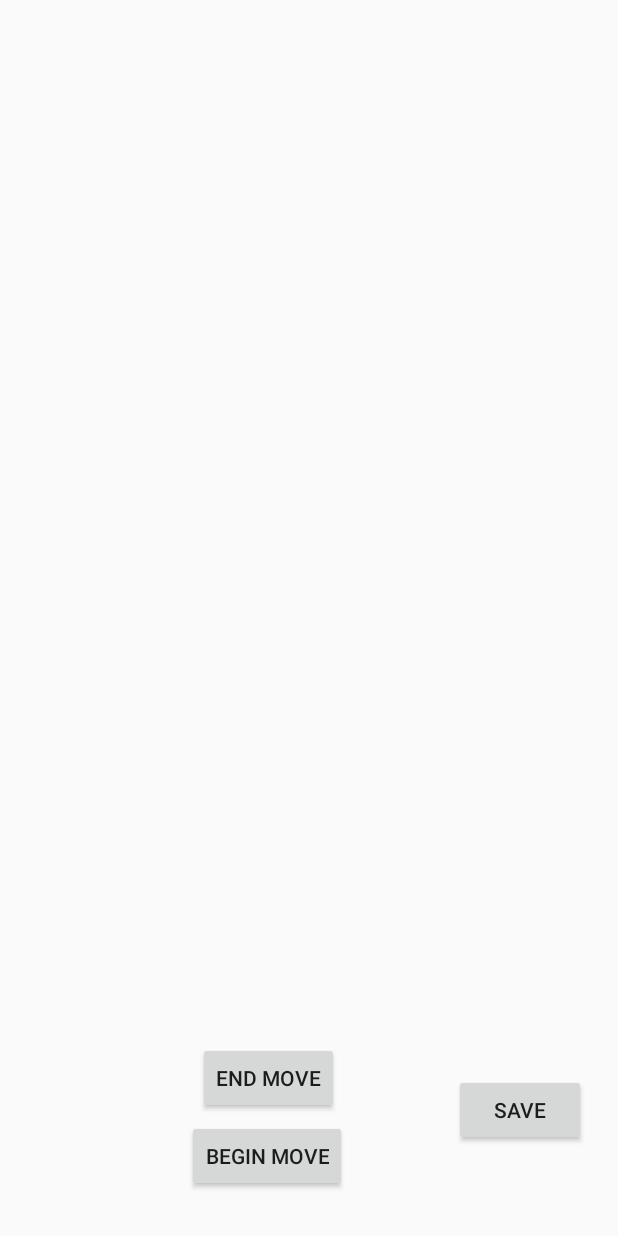
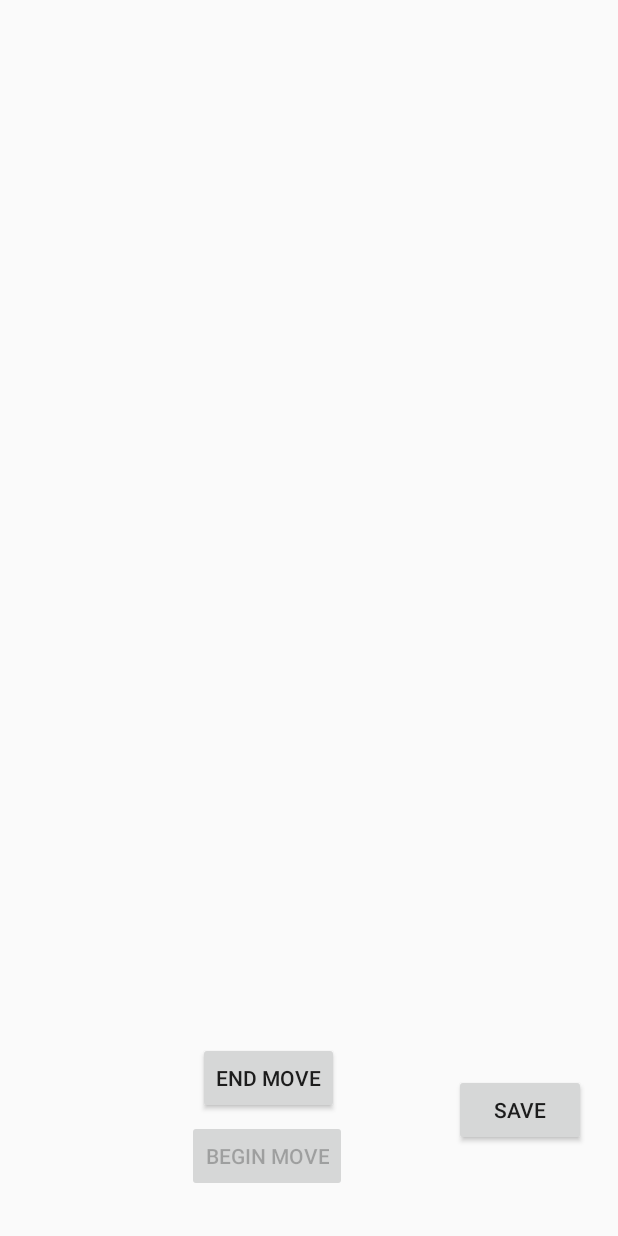
Before and after one commit to StephenUtama/GameCentre, an Android app: the ColdWarMainActivity screen opened directly, with no data from a screen before it, after a tap on "BEGIN MOVE", on a phone screen of 412 x 824 dp. Run offline under Robolectric (Android 15) with nearby library versions, the phone set to English and light mode, and no system bars; 5 statements that could not run were skipped; 1 other tap on this screen came first.

Commit message:
Multiple updates to files related to gameplay.

```diff
--- a/Phase2/GameCentre/app/src/main/java/fall2018/csc2017/coldwar/ColdWarGameInfo.java
+++ b/Phase2/GameCentre/app/src/main/java/fall2018/csc2017/coldwar/ColdWarGameInfo.java
@@ -95,6 +95,7 @@ public class ColdWarGameInfo extends GameInfo {
     public ColdWarGameInfo() {
         board = new ArrayList<>();
         setUpDefaultBoard();
+//        setUpTestBoard();
     }
 
     /**
--- a/Phase2/GameCentre/app/src/main/java/fall2018/csc2017/coldwar/ColdWarMainActivity.java
+++ b/Phase2/GameCentre/app/src/main/java/fall2018/csc2017/coldwar/ColdWarMainActivity.java
@@ -1,10 +1,12 @@
 package fall2018.csc2017.coldwar;
 
+import android.content.Context;
 import android.content.Intent;
 import android.support.v7.app.AppCompatActivity;
 import android.os.Bundle;
 import android.view.View;
 import android.widget.AdapterView;
+import android.widget.Button;
 import android.widget.GridView;
 import android.widget.Toast;
 
@@ -22,11 +24,15 @@ public class ColdWarMainActivity extends AppCompatActivity {
 
     ColdWarGameInfo coldWarGameInfo;
 
+    private Button endButton, beginButton;
+
 
     @Override
     protected void onCreate(Bundle savedInstanceState) {
         super.onCreate(savedInstanceState);
         setContentView(R.layout.activity_cold_war_main);
+        endButton = findViewById(R.id.endMoveButton);
+        beginButton = findViewById(R.id.beginMoveButton);
 
         Intent intent = getIntent();
         coldWarGameInfo = (ColdWarGameInfo) intent.getSerializableExtra("gameInfo");
@@ -51,9 +57,6 @@ public class ColdWarMainActivity extends AppCompatActivity {
                 imageIDs = ColdWarManager.getImageIDs(coldWarGameInfo);
 
                 gridView.setAdapter(new ImageAdapterGridView(getBaseContext(), imageIDs));
-
-                Toast.makeText(ColdWarMainActivity.this, "Position is " +
-                        position, Toast.LENGTH_SHORT).show();
             }
         });
     }
@@ -62,12 +65,16 @@ public class ColdWarMainActivity extends AppCompatActivity {
         ColdWarManager.endTurn(coldWarGameInfo);
         imageIDs = ColdWarManager.getImageIDs(coldWarGameInfo);
         gridView.setAdapter(new ImageAdapterGridView(getBaseContext(), imageIDs));
+        endButton.setEnabled(false);
+        beginButton.setEnabled(true);
     }
 
     public void beginMoveButtonClicked(View view) {
         ColdWarManager.beginTurn(coldWarGameInfo);
         imageIDs = ColdWarManager.getImageIDs(coldWarGameInfo);
         gridView.setAdapter(new ImageAdapterGridView(getBaseContext(), imageIDs));
+        endButton.setEnabled(true);
+        beginButton.setEnabled(false);
     }
 
 
--- a/Phase2/GameCentre/app/src/main/java/fall2018/csc2017/coldwar/ColdWarManager.java
+++ b/Phase2/GameCentre/app/src/main/java/fall2018/csc2017/coldwar/ColdWarManager.java
@@ -220,7 +220,7 @@ public class ColdWarManager {
      * versa.
      * @param info The game info of the current game
      */
-    static void toggleVisibility(ColdWarGameInfo info) {
+    static private void toggleVisibility(ColdWarGameInfo info) {
         List<Tile> board = info.getBoard();
         for (int i = 0; i < board.size(); i++){
             Agent occupant = board.get(i).getAgent();
@@ -239,7 +239,7 @@ public class ColdWarManager {
      * Makes all playable Agent pieces in info unmovable if movable and vice versa.
      * @param info The game info of the current game
      */
-    static void toggleMovability(ColdWarGameInfo info) {
+    static private void toggleMovability(ColdWarGameInfo info) {
         List<Tile> board = info.getBoard();
         for (int i = 0; i < board.size(); i++) {
             Agent occupant = board.get(i).getAgent();
--- a/Phase2/GameCentre/app/src/main/res/layout/activity_cold_war_main.xml
+++ b/Phase2/GameCentre/app/src/main/res/layout/activity_cold_war_main.xml
@@ -32,7 +32,8 @@ tools:context="fall2018.csc2017.coldwar.ColdWarMainActivity">
         android:layout_alignParentBottom="true"
         android:layout_marginStart="-7dp"
         android:layout_marginBottom="29dp"
-        android:text="begin move" />
+        android:text="begin move"
+        android:enabled="false"/>
 
     <Button
         android:id="@+id/saveButton"
```
Also changed, not shown: Phase2/GameCentre/app/src/main/res/drawable/unknown.png.
